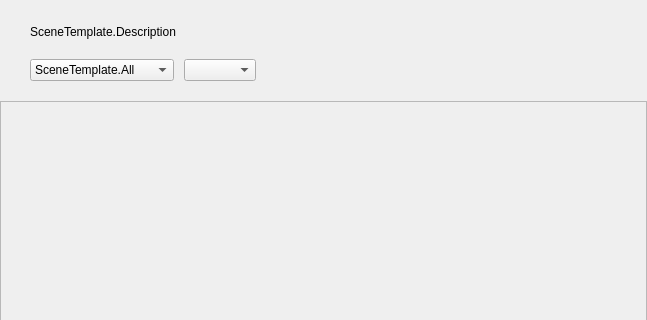
Above: src/prism-live-studio/PRISMLiveStudio/prism-ui/scene-templates/PLSSceneTemplateMainScene.ui from naver/prism-live-studio before the change; both pictures show x 0 to 647 and y 0 to 320 of the 647 by 539 pixel window. Below: the same form after it.
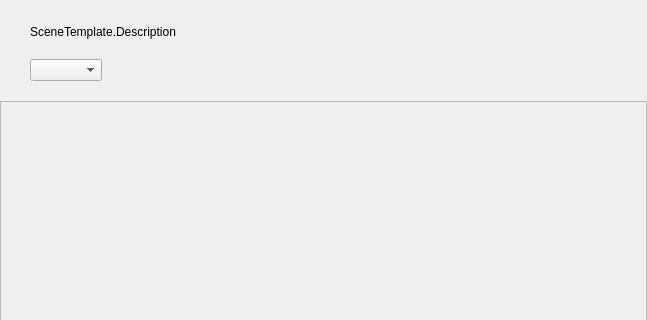
That is the form after the change. Custom widgets are drawn as their Qt base class.

Diff of the .ui file:
```diff
--- a/src/prism-live-studio/PRISMLiveStudio/prism-ui/scene-templates/PLSSceneTemplateMainScene.ui
+++ b/src/prism-live-studio/PRISMLiveStudio/prism-ui/scene-templates/PLSSceneTemplateMainScene.ui
@@ -99,41 +99,6 @@
        </property>
       </spacer>
      </item>
-     <item>
-      <widget class="PLSComboBox" name="comboBoxPlus">
-       <item>
-        <property name="text">
-         <string>SceneTemplate.All</string>
-        </property>
-       </item>
-       <item>
-        <property name="text">
-         <string>SceneTemplate.Plus</string>
-        </property>
-       </item>
-       <item>
-        <property name="text">
-         <string>SceneTemplate.Free</string>
-        </property>
-       </item>
-      </widget>
-     </item>
-     <item>
-      <spacer name="verticalSpacer_3">
-       <property name="orientation">
-        <enum>Qt::Orientation::Vertical</enum>
-       </property>
-       <property name="sizeType">
-        <enum>QSizePolicy::Policy::Fixed</enum>
-       </property>
-       <property name="sizeHint" stdset="0">
-        <size>
-         <width>10</width>
-         <height>0</height>
-        </size>
-       </property>
-      </spacer>
-     </item>
      <item>
       <widget class="PLSComboBox" name="mainSceneComboBox"/>
      </item>
```
